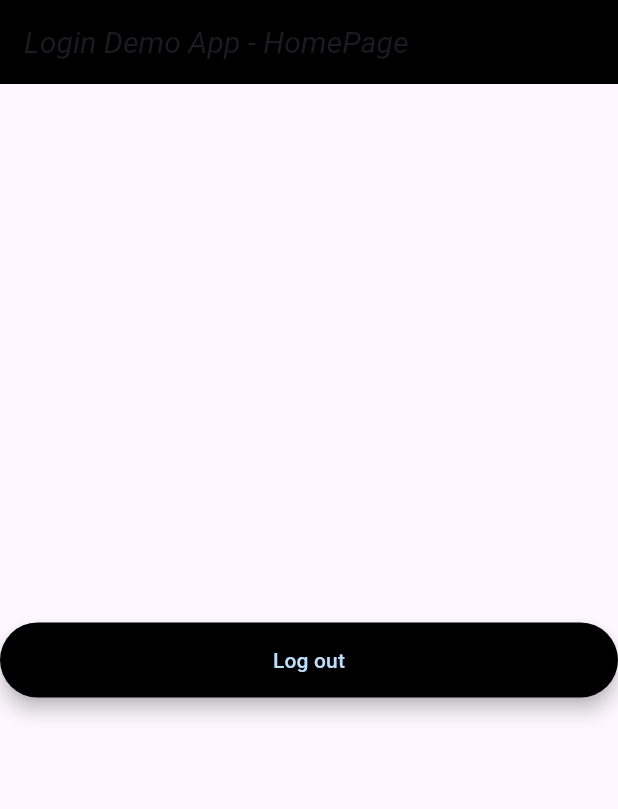
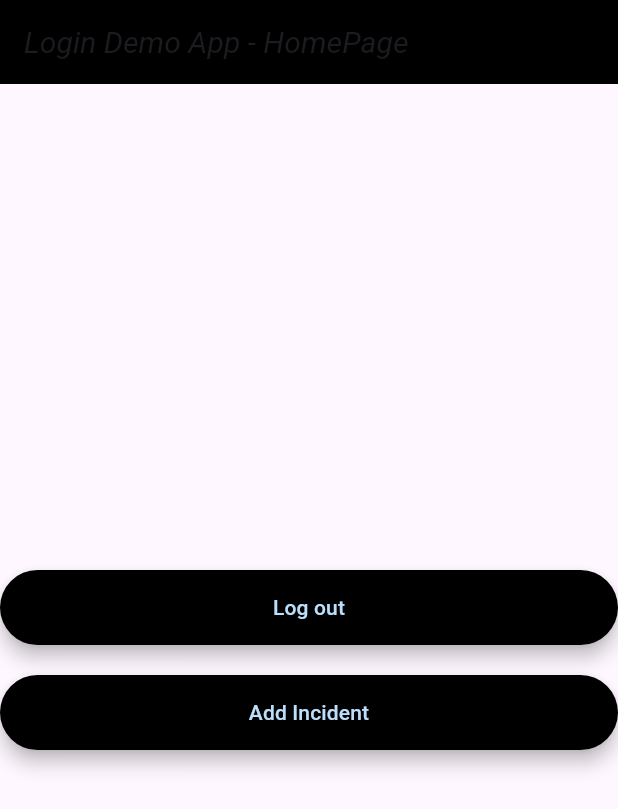
Before and after one commit to anastazee/city-report, a Flutter app: the Home screen opened directly, on a phone screen of 412 x 824 dp. Shown: the top 809 px of the screen. Run offline on Flutter 3.47's test engine with Material 3 defaults, Android fonts, the phone set to English and light mode, and no system bars; our stand-ins replace cloud_firestore, firebase_auth, firebase_core, location; accounts and stored records are empty; Roboto replaces fonts that are missing (Georgia).

Commit message:
new file:   lib/models/incident.dart 	modified:   lib/screens/home/home.dart 	new file:   lib/screens/new_incident/new_incident.dart 	new file:   lib/services/queries.dart 	modified:   pubspec.lock 	modified:   pubspec.yaml

```diff
--- a/lib/screens/home/home.dart
+++ b/lib/screens/home/home.dart
@@ -1,21 +1,20 @@
 import 'package:flutter_application_1/services/auth.dart';
 import 'package:flutter/material.dart';
 import '../authenticate/login.dart';
+import '../new_incident/new_incident.dart';
 
-class Home extends StatefulWidget{
+class Home extends StatefulWidget {
   @override
   State<StatefulWidget> createState() {
     return _Home();
   }
 }
 
-class _Home extends State<Home>{
+class _Home extends State<Home> {
   final AuthService _auth = AuthService();
 
   @override
   Widget build(BuildContext context) {
-
-
     final SignOut = Material(
       elevation: 5.0,
       borderRadius: BorderRadius.circular(30.0),
@@ -38,12 +37,42 @@ class _Home extends State<Home>{
       ),
     );
 
+    final AddIncident = Material(
+      elevation: 5.0,
+      borderRadius: BorderRadius.circular(30.0),
+      color: Theme.of(context).primaryColor,
+      child: MaterialButton(
+        minWidth: MediaQuery.of(context).size.width,
+        padding: const EdgeInsets.fromLTRB(20.0, 15.0, 20.0, 15.0),
+        onPressed: () {
+          Navigator.push(
+            context,
+            MaterialPageRoute(builder: (context) => NewIncident()),
+          );
+        },
+        child: Text(
+          "Add Incident",
+          style: TextStyle(color: Theme.of(context).primaryColorLight),
+          textAlign: TextAlign.center,
+        ),
+      ),
+    );
+
     return Scaffold(
       appBar: AppBar(
         title: const Text('Login Demo App - HomePage'),
         backgroundColor: Theme.of(context).primaryColor,
       ),
-      body: Center(child: SignOut),
+      body: Center(
+        child: Column(
+          mainAxisAlignment: MainAxisAlignment.center,
+          children: <Widget>[
+            SignOut,
+            const SizedBox(height: 20.0),
+            AddIncident,
+          ],
+        ),
+      ),
     );
   }
 }
--- a/pubspec.yaml
+++ b/pubspec.yaml
@@ -39,6 +39,7 @@ dependencies:
   firebase_auth: ^4.15.3
   provider: ^6.1.1
   cloud_firestore: ^4.13.6
+  location: ^4.3.0
 
 dev_dependencies:
   flutter_test:
```
Also changed, not shown: lib/models/incident.dart (added, +17 -0 lines), lib/screens/new_incident/new_incident.dart (added, +131 -0 lines), lib/services/queries.dart (added, +19 -0 lines), pubspec.lock. Lines whose indentation alone changed are shown as unchanged.
